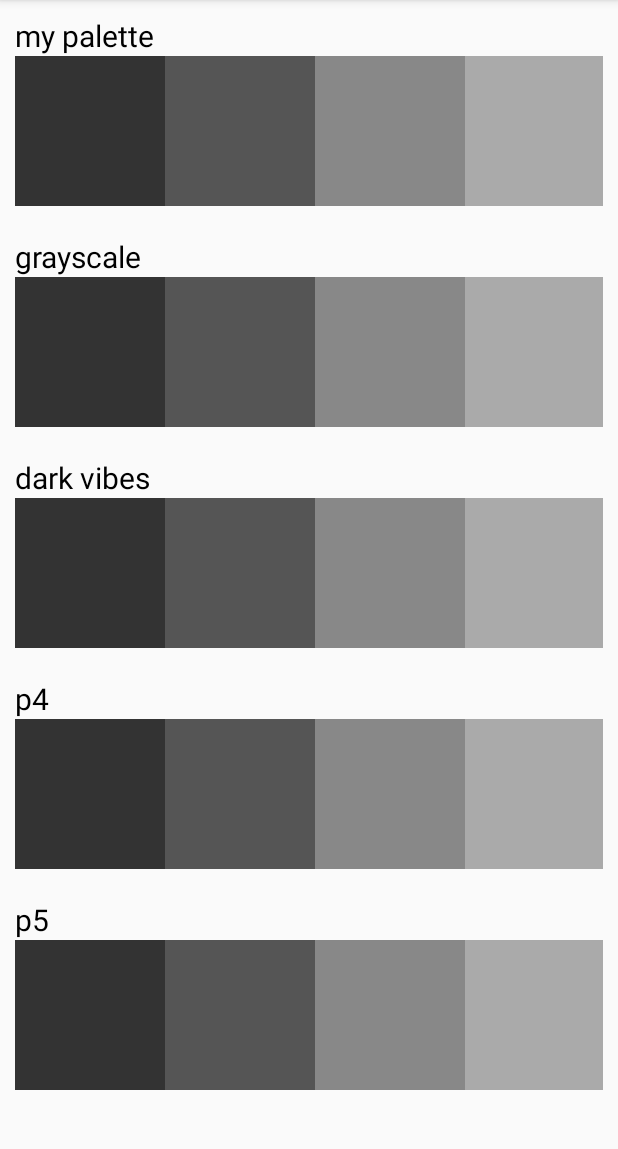
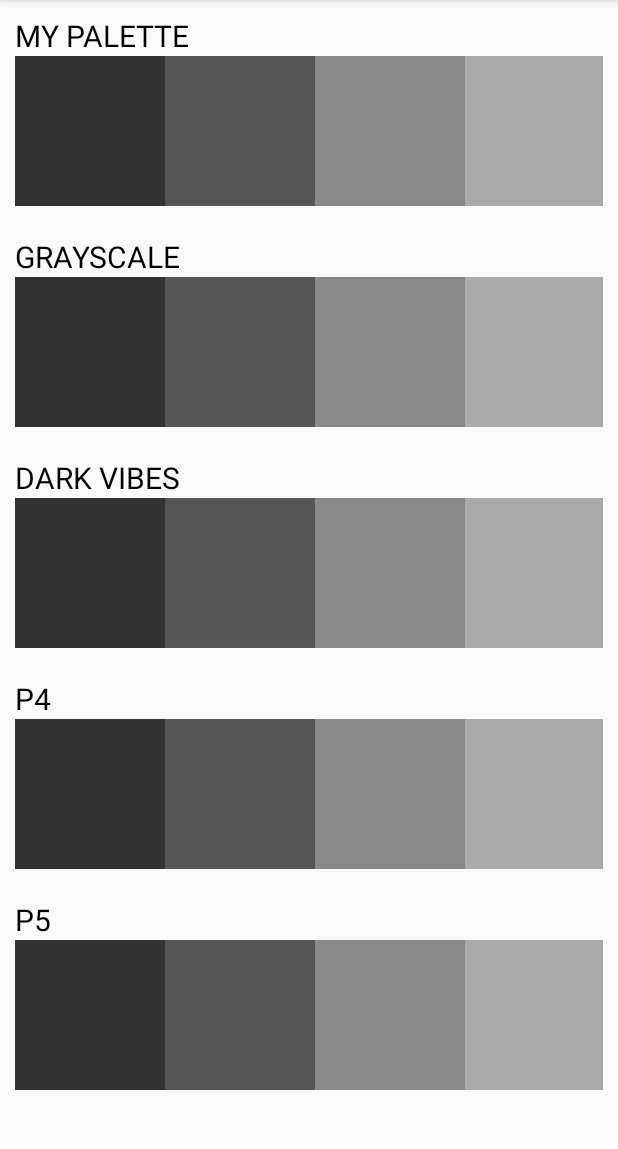
Before and after one commit to gng01/color-exercises, an Android app: the screen it shows after launch (MainActivity), after a tap on an icon or button, on a phone screen of 412 x 824 dp, the part 84-1233 px from its top. Run offline under Robolectric (Android 15) with nearby library versions, the phone set to English and light mode, and no system bars.

Commit message:
All caps

```diff
--- a/colorExercises/app/src/main/res/layout/palette_list_item.xml
+++ b/colorExercises/app/src/main/res/layout/palette_list_item.xml
@@ -20,7 +20,8 @@
                     android:layout_width="wrap_content"
                     android:layout_height="wrap_content"
                     android:textColor="#000000"
-                    android:textSize="20sp"></TextView>
+                    android:textSize="20sp"
+                    android:textAllCaps="true"></TextView>
 
                 <LinearLayout
                     android:id="@+id/colors"
```
